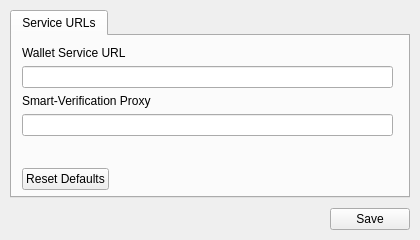
jonasschnelli/dbb-app, file src/qt/ui/settingsdialog.ui: the form before one commit.
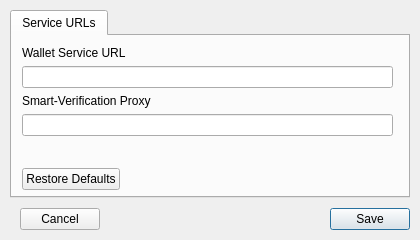
The form after the commit.

What changed in the file:
```diff
--- a/src/qt/ui/settingsdialog.ui
+++ b/src/qt/ui/settingsdialog.ui
@@ -111,7 +111,10 @@
             </sizepolicy>
            </property>
            <property name="text">
-            <string>Reset Defaults</string>
+            <string>Restore Defaults</string>
+           </property>
+           <property name="autoDefault">
+            <bool>false</bool>
            </property>
           </widget>
          </item>
@@ -128,6 +131,16 @@
       <property name="topMargin">
        <number>10</number>
       </property>
+      <item>
+       <widget class="QPushButton" name="cancelButton">
+        <property name="text">
+         <string>Cancel</string>
+        </property>
+        <property name="autoDefault">
+         <bool>false</bool>
+        </property>
+       </widget>
+      </item>
       <item>
        <spacer name="horizontalSpacer">
         <property name="orientation">
@@ -146,6 +159,12 @@
         <property name="text">
          <string>Save</string>
         </property>
+        <property name="autoDefault">
+         <bool>false</bool>
+        </property>
+        <property name="default">
+         <bool>true</bool>
+        </property>
        </widget>
       </item>
      </layout>
```
